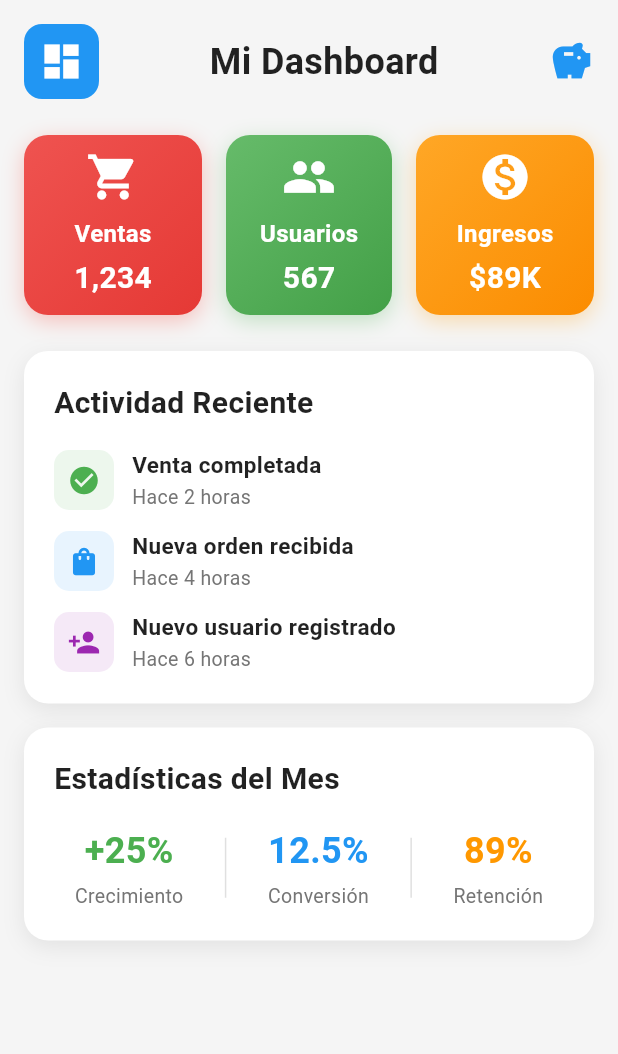
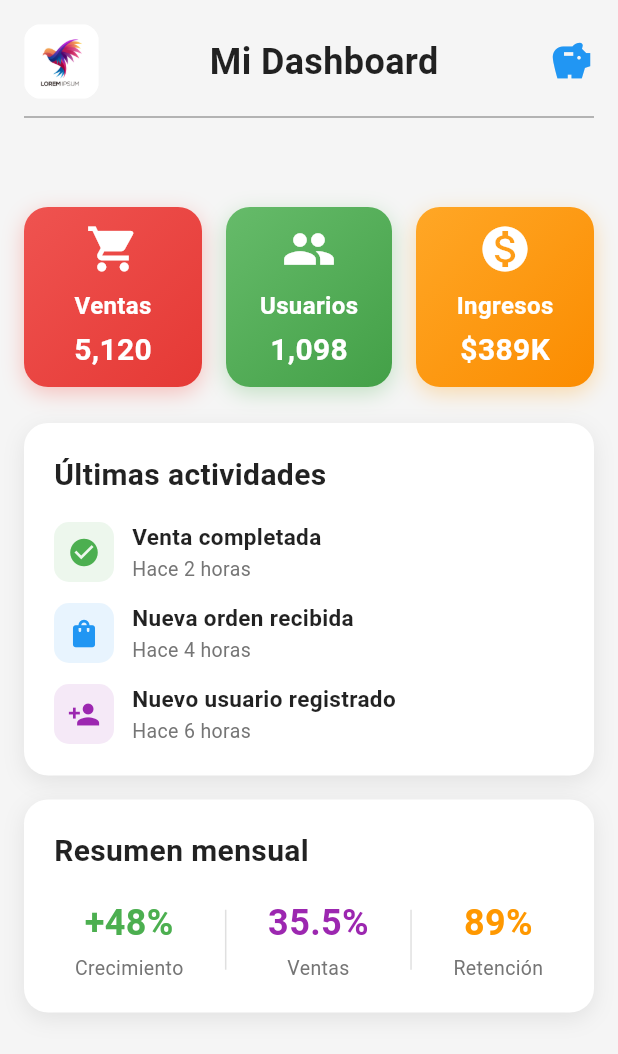
Before and after one commit to GasparMir/dashboard-flutter, a Flutter app: the screen it shows after launch, on a phone screen of 412 x 824 dp. Shown: the top 1054 px of the screen. Run offline on Flutter 3.47's test engine with Material 3 defaults, Android fonts, the phone set to English and light mode, and no system bars.

Commit message:
[MODIFIED] Modificaciones a dashboard

```diff
--- a/lib/main.dart
+++ b/lib/main.dart
@@ -42,13 +42,15 @@ class HomeScreen extends StatelessWidget {
                       width: 50,
                       height: 50,
                       decoration: BoxDecoration(
-                      color: Colors.blue,
+                        color: Colors.white,
                         borderRadius: BorderRadius.circular(12),
                       ),
-                    child: const Icon(
-                      Icons.dashboard,
-                      color: Colors.white,
-                      size: 30,
+                      child: ClipRRect(
+                        borderRadius: BorderRadius.circular(12),
+                        child: Image.asset(
+                          'assets/images/logo.jpg',
+                          fit: BoxFit.cover,
+                        ),
                       ),
                     ),
 
@@ -68,6 +70,13 @@ class HomeScreen extends StatelessWidget {
                   ),
                 ],
               ),
+               const Divider(
+                color: Colors.grey,
+                thickness: 1,
+                height: 24,
+              ),
+
+            const SizedBox(height: 24),
 
               const SizedBox(height: 24),
 
@@ -112,7 +121,7 @@ class HomeScreen extends StatelessWidget {
                           ),
                           SizedBox(height: 4),
                           Text(
-                            '1,234',
+                            '5,120',
                             style: TextStyle(
                               color: Colors.white,
                               fontSize: 20,
@@ -162,7 +171,7 @@ class HomeScreen extends StatelessWidget {
                           ),
                           SizedBox(height: 4),
                           Text(
-                            '567',
+                            '1,098',
                             style: TextStyle(
                               color: Colors.white,
                               fontSize: 20,
@@ -212,7 +221,7 @@ class HomeScreen extends StatelessWidget {
                           ),
                           SizedBox(height: 4),
                           Text(
-                            '\$89K',
+                            '\$389K',
                             style: TextStyle(
                               color: Colors.white,
                               fontSize: 20,
@@ -248,7 +257,7 @@ class HomeScreen extends StatelessWidget {
                       crossAxisAlignment: CrossAxisAlignment.start,
                       children: [
                         const Text(
-                          'Actividad Reciente',
+                          'Últimas actividades',
                           style: TextStyle(
                             fontSize: 20,
                             fontWeight: FontWeight.bold,
@@ -299,7 +308,7 @@ class HomeScreen extends StatelessWidget {
                       crossAxisAlignment: CrossAxisAlignment.start,
                       children: [
                         const Text(
-                          'Estadísticas del Mes',
+                          'Resumen mensual',
                           style: TextStyle(
                             fontSize: 20,
                             fontWeight: FontWeight.bold,
@@ -310,13 +319,13 @@ class HomeScreen extends StatelessWidget {
                         Row(
                           mainAxisAlignment: MainAxisAlignment.spaceAround,
                           children: [
-                            _buildStatItem('Crecimiento', '+25%', Colors.green),
+                            _buildStatItem('Crecimiento', '+48%', Colors.green),
                             Container(
                               width: 1,
                               height: 40,
                               color: Colors.grey.shade300,
                             ),
-                            _buildStatItem('Conversión', '12.5%', Colors.blue),
+                            _buildStatItem('Ventas', '35.5%', Colors.purple),
                             Container(
                               width: 1,
                               height: 40,
--- a/pubspec.yaml
+++ b/pubspec.yaml
@@ -56,6 +56,8 @@ flutter:
   # included with your application, so that you can use the icons in
   # the material Icons class.
   uses-material-design: true
+  assets:
+    - assets/images/
 
   # To add assets to your application, add an assets section, like this:
   # assets:
```
Also changed, not shown: assets/images/logo.jpg (added). Lines whose indentation alone changed are shown as unchanged.
